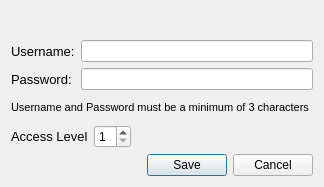
Qt form Projects/CoX/Utilities/SEGSAdmin/AddNewUserDialog.ui (Segs/Segs) before a commit.
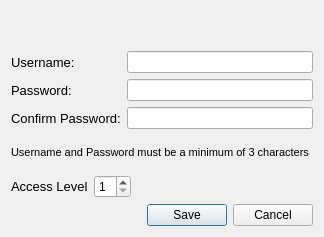
The same form after that commit.

Commit message: Add password confirmation to add user flows in SEGSAdmin

Patch:
```diff
--- a/Projects/CoX/Utilities/SEGSAdmin/AddNewUserDialog.ui
+++ b/Projects/CoX/Utilities/SEGSAdmin/AddNewUserDialog.ui
@@ -7,7 +7,7 @@
     <x>0</x>
     <y>0</y>
     <width>324</width>
-    <height>187</height>
+    <height>237</height>
    </rect>
   </property>
   <property name="windowTitle">
@@ -16,7 +16,7 @@
   <property name="modal">
    <bool>true</bool>
   </property>
-  <layout class="QGridLayout" name="gridLayout_2">
+  <layout class="QGridLayout" name="gridLayout_3">
    <item row="0" column="0">
     <widget class="QLabel" name="label">
      <property name="font">
@@ -30,10 +30,8 @@
     </widget>
    </item>
    <item row="1" column="0">
-    <layout class="QHBoxLayout" name="horizontalLayout">
-     <item>
-      <layout class="QVBoxLayout" name="verticalLayout_2">
-       <item>
+    <layout class="QGridLayout" name="gridLayout_2">
+     <item row="0" column="0">
         <widget class="QLabel" name="username">
          <property name="font">
           <font>
@@ -45,7 +43,10 @@
          </property>
         </widget>
        </item>
-       <item>
+     <item row="0" column="1">
+      <widget class="QLineEdit" name="usernameedit"/>
+     </item>
+     <item row="1" column="0">
         <widget class="QLabel" name="password">
          <property name="font">
           <font>
@@ -57,21 +58,31 @@
          </property>
         </widget>
        </item>
-      </layout>
-     </item>
-     <item>
-      <layout class="QVBoxLayout" name="verticalLayout">
-       <item>
-        <widget class="QLineEdit" name="usernameedit"/>
-       </item>
-       <item>
+     <item row="1" column="1">
         <widget class="QLineEdit" name="passedit">
          <property name="echoMode">
           <enum>QLineEdit::Password</enum>
          </property>
         </widget>
        </item>
-      </layout>
+     <item row="2" column="0">
+      <widget class="QLabel" name="passconf">
+       <property name="font">
+        <font>
+         <pointsize>10</pointsize>
+        </font>
+       </property>
+       <property name="text">
+        <string>Confirm Password:</string>
+       </property>
+      </widget>
+     </item>
+     <item row="2" column="1">
+      <widget class="QLineEdit" name="passconfedit">
+       <property name="echoMode">
+        <enum>QLineEdit::Password</enum>
+       </property>
+      </widget>
      </item>
     </layout>
    </item>
```
Lines whose indentation alone changed are shown as unchanged. The commit also changes 1 other file.
